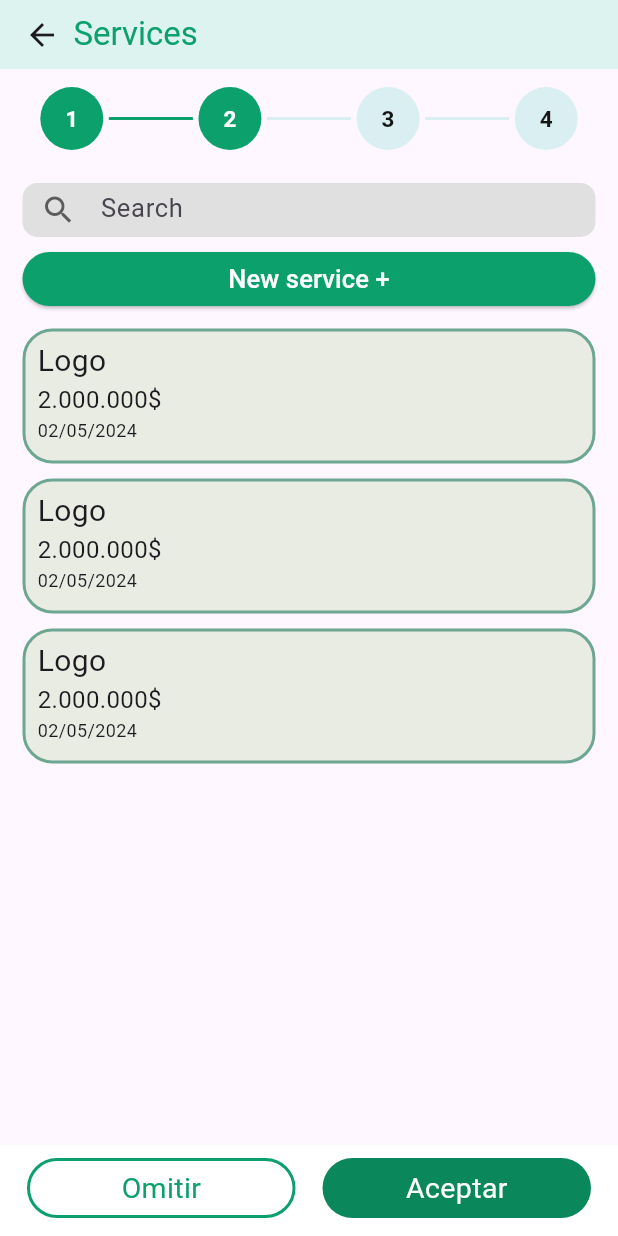
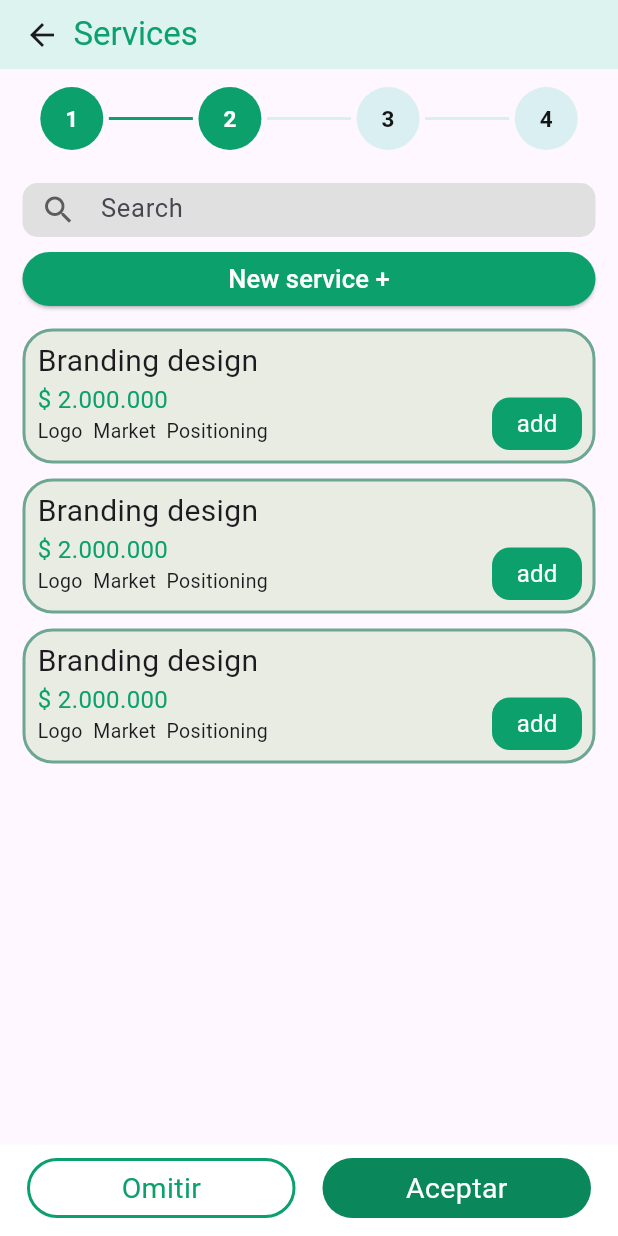
Before and after one commit to salo368/Mobile-Project-Final, a Flutter app: the NewProjectPage screen opened by its route, after a tap on "Aceptar", on a phone screen of 412 x 824 dp. Run offline on Flutter 3.47's test engine with Material 3 defaults, Android fonts, the phone set to English and light mode, and no system bars; our stand-ins replace get.

Commit message:
services list update

```diff
--- a/lib/ui/projects/new_project_page.dart
+++ b/lib/ui/projects/new_project_page.dart
@@ -255,7 +255,8 @@ class _NewProjectPageState extends State<NewProjectPage> {
         ],
       ),
     ),
-    bottomNavigationBar: const ProjectNextBar(route: "/servicePage",)
+    // ignore: prefer_const_constructors
+    bottomNavigationBar: ProjectNextBar(route: "/servicePage")
   );
  }
 }
--- a/lib/ui/projects/project_next_bar.dart
+++ b/lib/ui/projects/project_next_bar.dart
@@ -11,12 +11,12 @@ class ProjectNextBar extends StatefulWidget {
 }
 
 class _ProjectNextBarState extends State<ProjectNextBar> {
-  late String route; // Cambiado para ser inicializado en el initState
+  late String router; // Cambiado para ser inicializado en el initState
 
   @override
   void initState() {
     super.initState();
-    route = widget.route;
+    router = widget.route;
   }
 
   @override
@@ -70,7 +70,7 @@ class _ProjectNextBarState extends State<ProjectNextBar> {
               flex: 1,
               child: GestureDetector(
                 onTap: () {
-                  Get.toNamed(route);
+                  Get.toNamed(router);
                 },
                 child: Expanded(
                   flex: 2,
--- a/lib/ui/projects/services_resume.dart
+++ b/lib/ui/projects/services_resume.dart
@@ -12,7 +12,9 @@ class _ServiceResumeState extends State<ServiceResume> {
   Widget build(BuildContext context) {
     return Padding(
       padding: const EdgeInsets.symmetric(vertical: 5), // Padding vertical de 10px
-      child: Container(
+      child: Stack(
+        children: [
+          Container(
             height: 90,
             decoration: BoxDecoration(
               borderRadius: BorderRadius.circular(20), // Bordes redondos
@@ -29,7 +31,7 @@ class _ServiceResumeState extends State<ServiceResume> {
                       crossAxisAlignment: CrossAxisAlignment.start,
                       children: [
                         Text(
-                      "Logo",
+                          "Branding design",
                           style: TextStyle(
                             fontFamily: 'Roboto',
                             fontSize: 20,
@@ -37,18 +39,19 @@ class _ServiceResumeState extends State<ServiceResume> {
                           ),
                         ),
                         Text(
-                      "2.000.000\$",
+                          "\$ 2.000.000",
                           style: TextStyle(
+                            color: Color(0xFF0CA06C),
                             fontFamily: 'Roboto',
                             fontSize: 16,
                             fontWeight: FontWeight.normal,
                           ),
                         ),
                         Text(
-                      "02/05/2024",
+                          "Logo  Market  Positioning",
                           style: TextStyle(
                             fontFamily: 'Roboto',
-                        fontSize: 12,
+                            fontSize: 13,
                             fontWeight: FontWeight.normal,
                           ),
                         ),
@@ -59,6 +62,37 @@ class _ServiceResumeState extends State<ServiceResume> {
               ],
             ),
           ),
+          Positioned(
+            bottom: 9,
+            right: 9,
+            child: Padding(
+              padding: const EdgeInsets.fromLTRB(0, 0, 0, 0),
+              child: SizedBox(
+                width: 60,
+                height: 35,
+                child: FloatingActionButton(
+                  onPressed: () {
+                    // Acción al presionar el botón
+                  },
+                  elevation: 0, // Quita la sombra
+                  backgroundColor: const Color(0xFF0CA06C),
+                  shape: RoundedRectangleBorder(
+                    borderRadius: BorderRadius.circular(12), // Esquina redonda de 10px
+                  ),
+                  child: const Text(
+                    "add",
+                    style: TextStyle(
+                      color:Color.fromARGB(255, 255, 255, 255),
+                      fontSize: 16,
+                      fontWeight: FontWeight.normal,
+                    ),
+                  ),
+                ),
+              ),
+            ),
+          ),
+        ],
+      ),
     );
   }
 }
```
Lines whose indentation alone changed are shown as unchanged.
